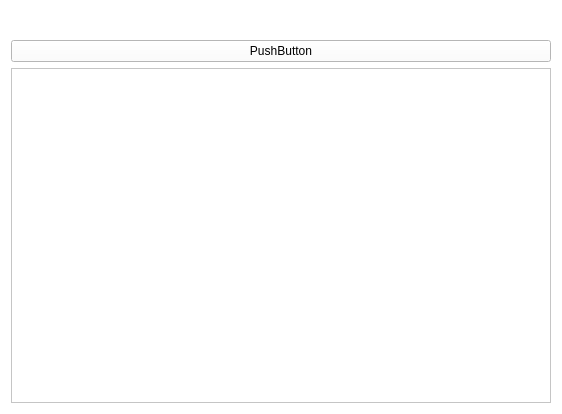
Before: the Qt Designer form src/MainApps/QtAddressBar/MainWindow.ui in Longxr/QtAddressBar, drawn with Qt 5.
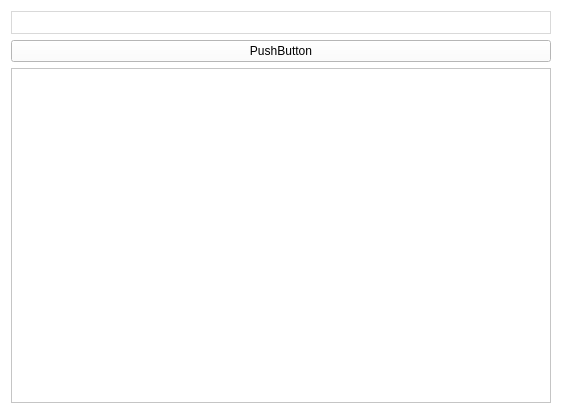
After: the same form once the commit is applied. Custom widgets are drawn as their Qt base class.

The edit to the form file:
```diff
--- a/src/MainApps/QtAddressBar/MainWindow.ui
+++ b/src/MainApps/QtAddressBar/MainWindow.ui
@@ -33,9 +33,17 @@
        </font>
       </property>
       <property name="styleSheet">
-       <string notr="true">border:none;
+       <string notr="true">QLineEdit{
+border: 1px solid rgb(217, 217, 217);
+color:#333333;
+}
+
+
 </string>
       </property>
+      <property name="text">
+       <string/>
+      </property>
      </widget>
     </item>
     <item>
```
